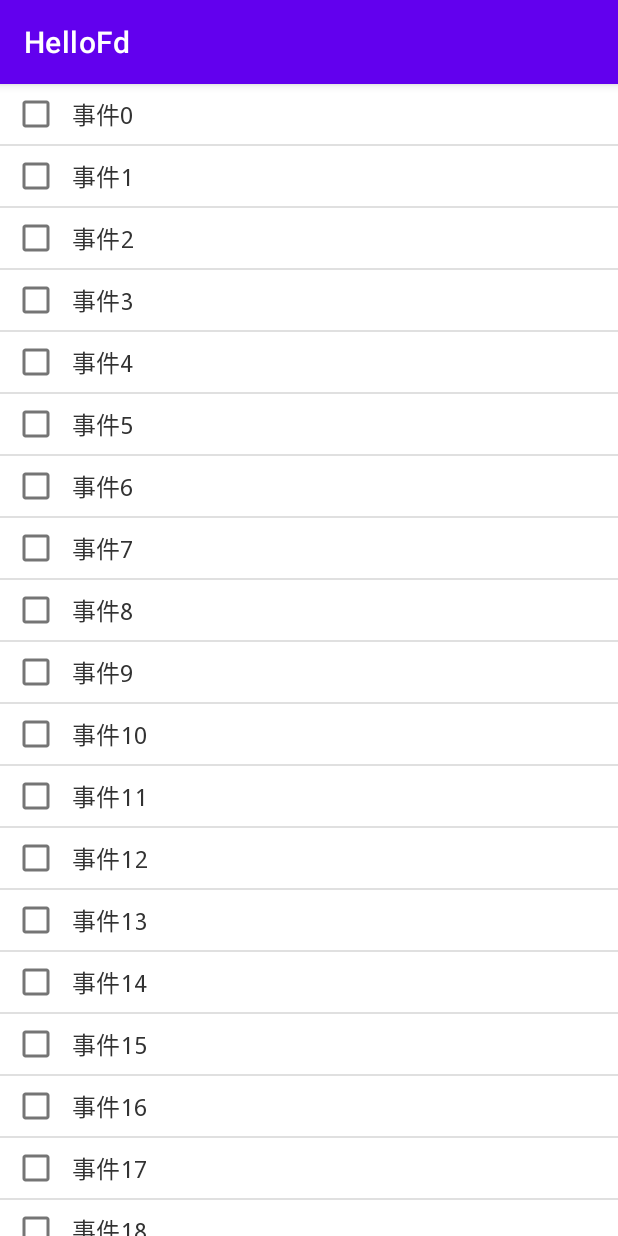
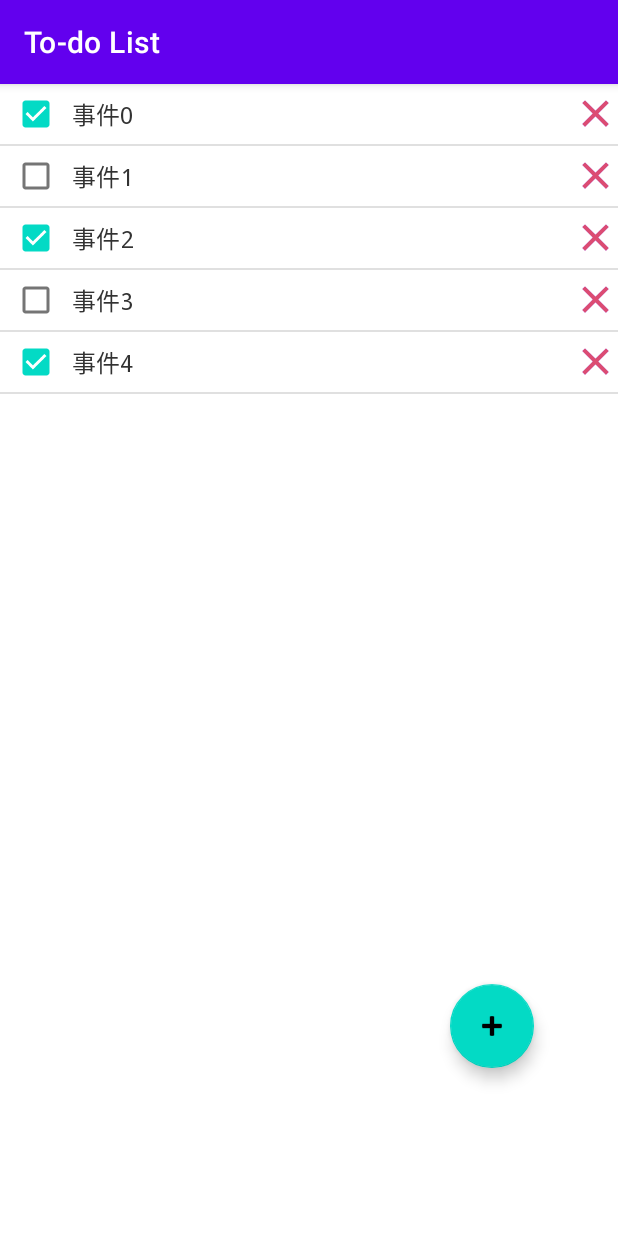
Before and after one commit to RangerShaw/HelloFd, an Android app: the screen it shows after launch (MainActivity), on a phone screen of 412 x 824 dp. Run offline under Robolectric (Android 15) with nearby library versions, the phone set to English and light mode, and no system bars.

Commit message:
To-do List

```diff
--- a/app/src/main/AndroidManifest.xml
+++ b/app/src/main/AndroidManifest.xml
@@ -10,6 +10,9 @@
         android:supportsRtl="true"
         android:theme="@style/Theme.HelloFd">
         <activity
+            android:name=".AddItemActivity"
+            android:exported="false" />
+        <activity
             android:name=".MainActivity"
             android:exported="true">
             <intent-filter>
--- /dev/null
+++ b/app/src/main/java/com/ranger/hellofd/DbHelper.java
@@ -0,0 +1,31 @@
+package com.ranger.hellofd;
+
+import android.content.Context;
+import android.database.sqlite.SQLiteDatabase;
+import android.database.sqlite.SQLiteOpenHelper;
+
+public class DbHelper extends SQLiteOpenHelper {
+
+    public DbHelper(Context context, String name, SQLiteDatabase.CursorFactory factory, int version) {
+        super(context, name, factory, version);
+    }
+
+    @Override
+    public void onCreate(SQLiteDatabase db) {
+        db.execSQL("drop table if exists 'ITEM'");
+        String sql = "create table ITEM(" +
+                "ID INTEGER PRIMARY KEY AUTOINCREMENT," +
+                "CONTENT CHAR(256) NOT NULL," +
+                "CREATE_TIME LONG NOT NULL," +
+                "CHECKED BOOLEAN NOT NULL)";
+        db.execSQL(sql);
+        db.execSQL("DELETE FROM sqlite_sequence WHERE name = 'ITEM'");
+        db.delete("ITEM", null, null);
+    }
+
+    @Override
+    public void onUpgrade(SQLiteDatabase db, int oldVersion, int newVersion) {
+
+    }
+
+}
--- /dev/null
+++ b/app/src/main/java/com/ranger/hellofd/ItemDao.java
@@ -0,0 +1,80 @@
+package com.ranger.hellofd;
+
+import android.content.ContentValues;
+import android.content.Context;
+import android.database.Cursor;
+import android.database.sqlite.SQLiteDatabase;
+
+import java.util.ArrayList;
+import java.util.Date;
+import java.util.List;
+
+public class ItemDao {
+
+    private DbHelper helper;
+
+    public ItemDao(Context context) {
+        helper = new DbHelper(context, "test_db", null, 1);
+    }
+
+    public List<TodoItem> findAll() {
+        SQLiteDatabase db = helper.getReadableDatabase();
+        List<TodoItem> list = new ArrayList<TodoItem>();
+        Cursor cursor = db.query("Item", null, null, null, null, null, null);
+        while (cursor.moveToNext()) {
+            TodoItem todoItem = new TodoItem(cursor.getInt(0), new Date(cursor.getLong(2)),
+                    cursor.getString(1), cursor.getInt(3) == 1);
+            list.add(todoItem);
+        }
+        db.close();
+        cursor.close();
+        return list;
+    }
+
+    public void loadAll(List<TodoItem> todoItems) {
+        todoItems.clear();
+        List<TodoItem> items = findAll();
+        todoItems.addAll(items);
+    }
+
+    public boolean add(String content) {
+        SQLiteDatabase db = helper.getWritableDatabase();
+        ContentValues values = new ContentValues();
+        values.put("CREATE_TIME", new Date().getTime());
+        values.put("CONTENT", content);
+        values.put("CHECKED", false);
+        long insert = db.insert("ITEM", null, values);
+        db.close();
+        return insert != -1;
+    }
+
+    public boolean add(String content, boolean checked) {
+        SQLiteDatabase db = helper.getWritableDatabase();
+        ContentValues values = new ContentValues();
+        values.put("CREATE_TIME", new Date().getTime());
+        values.put("CONTENT", content);
+        values.put("CHECKED", checked);
+        long insert = db.insert("ITEM", null, values);
+        db.close();
+        return insert != -1;
+    }
+
+    public void updateChecked(int id, boolean checked) {
+        SQLiteDatabase db = helper.getWritableDatabase();
+        db.execSQL("update ITEM set CHECKED=? where ID=?", new Object[]{checked, id});
+        db.close();
+    }
+
+    public void delete(int id) {
+        SQLiteDatabase db = helper.getWritableDatabase();
+        db.delete("ITEM", "ID=?", new String[]{String.valueOf(id)});
+        db.close();
+    }
+
+    public void deleteAll() {
+        SQLiteDatabase db = helper.getWritableDatabase();
+        db.delete("ITEM", null, null);
+        db.close();
+    }
+
+}
--- a/app/src/main/java/com/ranger/hellofd/ListViewAdapter.java
+++ b/app/src/main/java/com/ranger/hellofd/ListViewAdapter.java
@@ -1,12 +1,15 @@
 package com.ranger.hellofd;
 
 import android.content.Context;
+import android.database.sqlite.SQLiteDatabase;
 import android.graphics.Color;
 import android.graphics.Paint;
 import android.view.View;
 import android.view.ViewGroup;
 import android.widget.BaseAdapter;
+import android.widget.Button;
 import android.widget.CheckBox;
+import android.widget.CompoundButton;
 import android.widget.TextView;
 
 import java.util.HashMap;
@@ -14,53 +17,65 @@ import java.util.List;
 import java.util.Map;
 
 public class ListViewAdapter extends BaseAdapter {
-    private List<String> listText;
+    private List<TodoItem> todoItems;
     private Context context;
-    private Map<Integer, Boolean> map = new HashMap<>();
 
-    public ListViewAdapter(List<String> listText, Context context) {
-        this.listText = listText;
+    ItemDao itemDao;
+
+    public ListViewAdapter(List<TodoItem> todoItems, ItemDao itemDao, Context context) {
+        this.todoItems = todoItems;
+        this.itemDao = itemDao;
         this.context = context;
     }
 
     @Override
     public int getCount() {
-        return listText.size();
+        return todoItems.size();
     }
 
     @Override
     public Object getItem(int position) {
-        return null;
+        return todoItems.get(position);
     }
 
     @Override
     public long getItemId(int position) {
-        return 0;
+        return position;
     }
 
     @Override
     public View getView(final int position, View convertView, ViewGroup parent) {
         //把布局转换成view对象 or 复用历史缓存对象
         View view = convertView == null ? View.inflate(context, R.layout.listview_item, null) : convertView;
+        TextView eventText = view.findViewById(R.id.tv_check_text);
+        CheckBox checkBox = view.findViewById(R.id.rb_check_button);
+        Button clearBtn = view.findViewById(R.id.clear_btn);
 
-        //单选按钮的文字
-        TextView eventText = view.findViewById(R.id.tv_check_text);
-        eventText.setText(listText.get(position));
+        int itemId = todoItems.get(position).id;
 
-        //单选按钮
-        final CheckBox checkBox = view.findViewById(R.id.rb_check_button);
-        checkBox.setOnClickListener(v -> {
-            if (checkBox.isChecked()) {
-                map.put(position, true);
+        //显示事项文字
+        eventText.setText(todoItems.get(position).content);
+        checkBox.setChecked(todoItems.get(position).checked);
+
+        //点击勾选框
+        checkBox.setOnCheckedChangeListener((buttonView, isChecked) -> {
+            itemDao.updateChecked(itemId, isChecked);
+            if (isChecked) {
                 eventText.setPaintFlags(Paint.STRIKE_THRU_TEXT_FLAG);
                 eventText.setTextColor(Color.GRAY);
             } else {
-                map.put(position, false);
                 eventText.setPaintFlags(eventText.getPaintFlags() & ~Paint.STRIKE_THRU_TEXT_FLAG);
                 eventText.setTextColor(Color.BLACK);
             }
         });
-        checkBox.setChecked(map.containsKey(position) && map.get(position) != null);
+
+        //点击删除按钮
+        clearBtn.setOnClickListener(v -> {
+            itemDao.delete(itemId);
+            itemDao.loadAll(todoItems);
+            notifyDataSetChanged();
+        });
+
         return view;
     }
 
--- a/app/src/main/java/com/ranger/hellofd/MainActivity.java
+++ b/app/src/main/java/com/ranger/hellofd/MainActivity.java
@@ -2,21 +2,26 @@ package com.ranger.hellofd;
 
 import androidx.appcompat.app.AppCompatActivity;
 
+import android.annotation.SuppressLint;
+import android.content.Intent;
 import android.os.Bundle;
-import android.util.Log;
-import android.widget.Adapter;
-import android.widget.Button;
 import android.widget.ListView;
-import android.widget.TextView;
+
+import com.google.android.material.floatingactionbutton.FloatingActionButton;
 
 import java.util.ArrayList;
+import java.util.HashMap;
 import java.util.List;
+import java.util.Map;
 
 public class MainActivity extends AppCompatActivity {
 
+    ItemDao itemDao;
+
     private ListView listView;
+    private FloatingActionButton addBtn;
 
-    private List<String> listText;
+    private List<TodoItem> todoItems;
 
     private ListViewAdapter adapter;
 
@@ -27,20 +32,42 @@ public class MainActivity extends AppCompatActivity {
 
         initView();
         initData();
+    }
 
-        Log.d("MainActivity", "hello");
+    @SuppressLint("MissingSuperCall")
+    @Override
+    protected void onActivityResult(int requestCode, int resultCode, Intent data) {
+        if (requestCode == 1 && resultCode == RESULT_OK) {
+            String content = data.getStringExtra("content");
+            itemDao.add(content);
+            itemDao.loadAll(todoItems);
+            adapter.notifyDataSetChanged();
+        }
     }
 
     void initView() {
         listView = findViewById(R.id.lv_text_view);
-        listText = new ArrayList<>();
+        todoItems = new ArrayList<>();
+        addBtn = findViewById(R.id.add_btn);
+
+        addBtn.setOnClickListener(v -> {
+            Intent intent = new Intent(MainActivity.this, AddItemActivity.class);
+            startActivityForResult(intent, 1);
+        });
     }
 
     void initData() {
-        for (int i = 0; i < 20; i++) {
-            listText.add("事件" + i);
+        itemDao = new ItemDao(this);
+        itemDao.deleteAll();
+
+        for (int i = 0; i < 5; i++) {
+            itemDao.add("事件" + i, i % 2 == 0);
         }
-        adapter = new ListViewAdapter(listText, this);
+
+        itemDao.loadAll(todoItems);
+
+        adapter = new ListViewAdapter(todoItems, itemDao, this);
         listView.setAdapter(adapter);
     }
+
 }
--- /dev/null
+++ b/app/src/main/java/com/ranger/hellofd/TodoItem.java
@@ -0,0 +1,24 @@
+package com.ranger.hellofd;
+
+import java.util.Date;
+
+public class TodoItem {
+    int id;
+    Date date;
+    String content;
+    boolean checked;
+
+    public TodoItem(int id, Date date, String content) {
+        this.id = id;
+        this.date = date;
+        this.content = content;
+        this.checked = false;
+    }
+
+    public TodoItem(int id, Date date, String content, boolean checked) {
+        this.id = id;
+        this.date = date;
+        this.content = content;
+        this.checked = checked;
+    }
+}
--- /dev/null
+++ b/app/src/main/res/drawable-anydpi/ic_clear.xml
@@ -0,0 +1,11 @@
+<vector xmlns:android="http://schemas.android.com/apk/res/android"
+    android:width="24dp"
+    android:height="24dp"
+    android:viewportWidth="24"
+    android:viewportHeight="24"
+    android:tint="#F35353"
+    android:alpha="0.8">
+  <path
+      android:fillColor="@android:color/white"
+      android:pathData="M19,6.41L17.59,5 12,10.59 6.41,5 5,6.41 10.59,12 5,17.59 6.41,19 12,13.41 17.59,19 19,17.59 13.41,12z"/>
+</vector>
--- a/app/src/main/res/layout/activity_main.xml
+++ b/app/src/main/res/layout/activity_main.xml
@@ -9,6 +9,17 @@
     <ListView
         android:id="@+id/lv_text_view"
         android:layout_width="match_parent"
-        android:layout_height="match_parent" />
+        android:layout_height="match_parent">
+
+    </ListView>
+
+    <com.google.android.material.floatingactionbutton.FloatingActionButton
+        android:id="@+id/add_btn"
+        android:layout_width="wrap_content"
+        android:layout_height="wrap_content"
+        android:layout_marginStart="300dp"
+        android:layout_marginTop="600dp"
+        android:clickable="true"
+        app:srcCompat="@android:drawable/ic_input_add" />
 
 </RelativeLayout>
--- a/app/src/main/res/layout/listview_item.xml
+++ b/app/src/main/res/layout/listview_item.xml
@@ -23,4 +23,11 @@
         android:textSize="16sp"
         android:typeface="monospace" />
 
+    <Button
+        android:id="@+id/clear_btn"
+        android:layout_width="30dp"
+        android:layout_height="30dp"
+        android:background="@drawable/ic_clear"
+        android:foreground="@drawable/ic_clear" />
+
 </LinearLayout>
--- a/app/src/main/res/values/strings.xml
+++ b/app/src/main/res/values/strings.xml
@@ -1,5 +1,5 @@
 <resources>
-    <string name="app_name">HelloFd</string>
+    <string name="app_name">To-do List</string>
     <string name="title_activity_settings">SettingsActivity</string>
 
     <!-- Preference Titles -->
```
Also changed, not shown: app/src/main/java/com/ranger/hellofd/AddItemActivity.java (added, +52 -0 lines), app/src/main/res/layout/activity_add_item.xml (added, +25 -0 lines), 1 other file.
